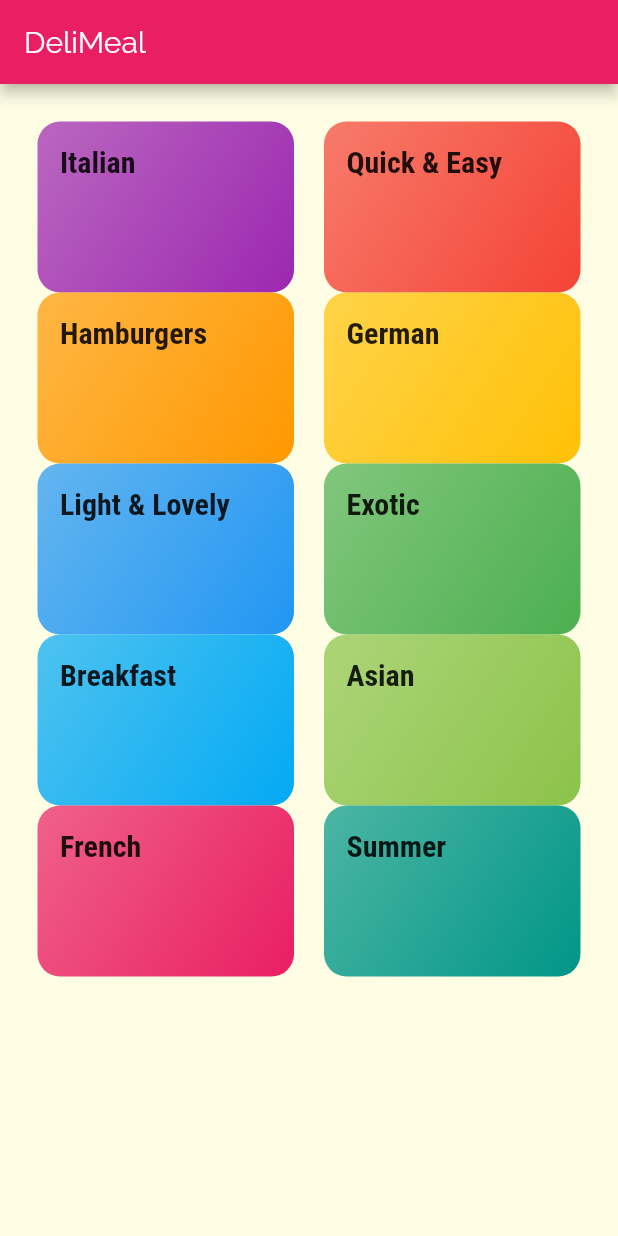
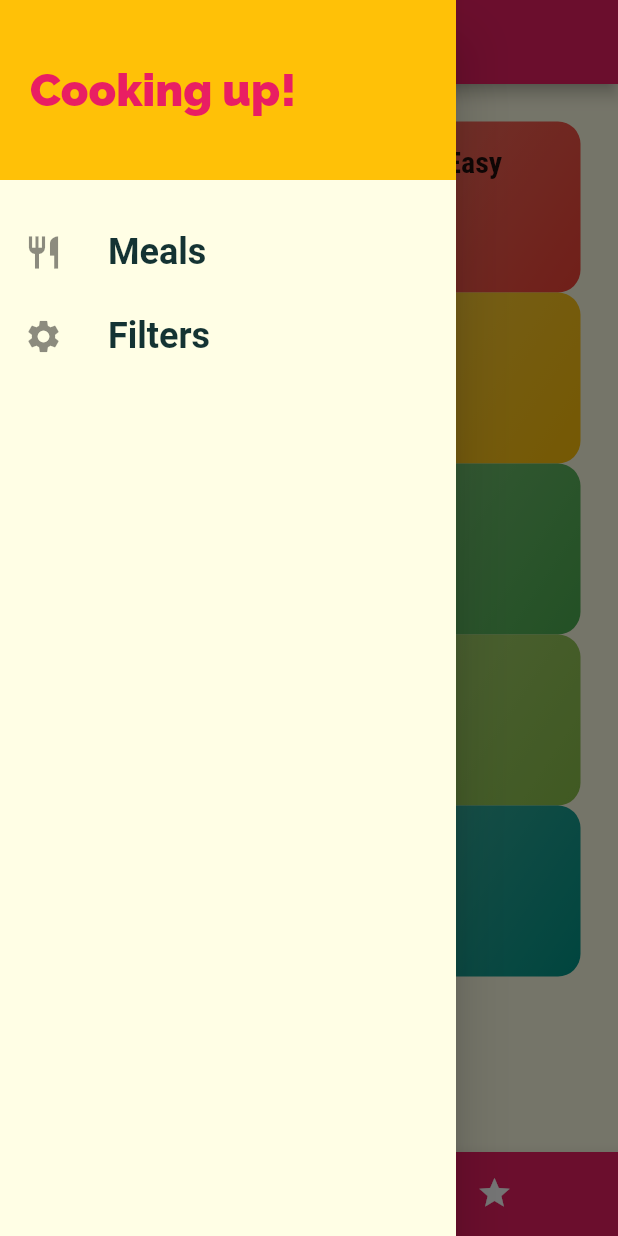
Before and after one commit to yuuttoo/deli_meals, a Flutter app: the screen it shows after launch, with the side drawer open (before the commit the screen has no drawer), on a phone screen of 412 x 824 dp. Run offline on Flutter 3.47's test engine with Material 2 defaults, Android fonts, the phone set to English and light mode, and no system bars; Roboto replaces fonts that are missing (RbotoCondensed).

Commit message:
filter function and cselect page, favorite select button  and page, 1st version done

```diff
--- a/lib/main.dart
+++ b/lib/main.dart
@@ -1,16 +1,79 @@
+import './dummy_data.dart';
+
+import './screens/tabs_screen.dart';
+
 import './screens/meal_detail_screen.dart';
 
 import './screens/categories_meals_screen.dart';
 import 'package:flutter/material.dart';
+import './screens/filters_screen.dart';
+import './models/meal.dart';
 
-import './screens/categories_screen.dart';
 
 
 void main() => runApp(MyApp());
 
-class MyApp extends StatelessWidget {
+class MyApp extends StatefulWidget {
 
   // This widget is the root of your application.
+  @override
+  _MyAppState createState() => _MyAppState();
+}
+
+class _MyAppState extends State<MyApp> {
+  Map<String, bool> _filters = {
+    'gluten': false,
+    'lactose': false,
+    'vegan': false,
+    'vegetarian': false,
+  };
+  List<Meal> _availableMeals = DUMMY_MEALS;
+  List<Meal> _favoriteMeals = [];
+
+  void _setFilters(Map<String, bool> filterData) {
+    setState(() {
+      _filters = filterData;
+
+      _availableMeals = DUMMY_MEALS.where((meal) {
+        //filter判斷
+        if(_filters['gluten'] && !meal.isGlutenFree){//從dummydata傳過來isGlutenFree
+          return false;
+        }
+        if(_filters['lactose'] && !meal.isLactoseFree){
+          return false;
+        }
+        if(_filters['vegan'] && !meal.isVegan){
+          return false;
+        }
+        if(_filters['vegetarian'] && !meal.isVegetarian){
+          return false;
+        }
+        return true; //預設為true  什麼都沒選的話
+      }).toList();
+    });
+  }
+
+  void _toggleFavorite(String mealId) {
+    final existingIndex =
+        _favoriteMeals.indexWhere((meal) => mealId == mealId);//找到一樣的id就處理
+
+    if(existingIndex >= 0) {
+      setState(() {
+        _favoriteMeals.removeAt(existingIndex);
+      });
+    } else {
+      setState(() {
+        _favoriteMeals.add(
+          DUMMY_MEALS.firstWhere((meal) => meal.id == mealId),
+        );
+      });
+    }
+  }
+
+  bool _isMealFavorite(String id) {
+    return _favoriteMeals.any((meal) => meal.id == id);
+  }
+
   @override
   Widget build(BuildContext context) {
     return MaterialApp(
@@ -36,9 +99,11 @@ class MyApp extends StatelessWidget {
       //home: CategoriesScreen(),
       initialRoute: '/',
       routes: {
-        '/': (ctx) => CategoriesScreen(),
-        CategoryMealsScreen.routeName: (ctx) => CategoryMealsScreen(),
-        MealDetailScreen.routeName: (ctx) => MealDetailScreen(),
+        '/': (ctx) => TabsScreen(_favoriteMeals),
+        CategoryMealsScreen.routeName: (ctx) =>
+            CategoryMealsScreen(_availableMeals),
+        MealDetailScreen.routeName: (ctx) => MealDetailScreen(_toggleFavorite, _isMealFavorite),
+        FiltersScreen.routeName: (ctx) => FiltersScreen(_filters, _setFilters),
       },
     );
   }
--- a/lib/screens/categories_screen.dart
+++ b/lib/screens/categories_screen.dart
@@ -7,11 +7,7 @@ class CategoriesScreen extends StatelessWidget {
 
   @override
   Widget build(BuildContext context) {
-    return Scaffold(
-      appBar: AppBar(
-        title: const Text('DeliMeal'),//加上const表示不用每次update
-        ),
-      body: GridView(
+    return GridView(
           padding: const EdgeInsets.all(25),
           children: DUMMY_CATEGORIES
               .map(
@@ -27,6 +23,6 @@ class CategoriesScreen extends StatelessWidget {
               childAspectRatio: 3 / 2,
               crossAxisSpacing: 20,
             ),
-          )) ;
+          );
         }
       }
--- /dev/null
+++ b/lib/screens/tabs_screen.dart
@@ -0,0 +1,73 @@
+import '../widgets/main_drawer.dart';
+
+import './favorites_screen.dart';
+
+import './categories_screen.dart';
+import 'package:flutter/material.dart';
+import '../models/meal.dart';
+
+class TabsScreen extends StatefulWidget {
+  final List<Meal> favoriteMeals;
+
+  TabsScreen(this.favoriteMeals);
+
+  @override
+  _TabsScreenState createState() => _TabsScreenState();
+}
+
+class _TabsScreenState extends State<TabsScreen>{
+  List<Map<String, Object>> _pages;
+  int _selectedPageIndex = 0;
+
+  @override
+  void initState() {
+    _pages = [
+  {
+    'page': CategoriesScreen(),
+    'title': 'Categories',
+    },
+  {
+    'page': FavoritesScreen(widget.favoriteMeals),
+    'title': 'Your Favorite',
+   },
+];
+    super.initState();
+  }
+
+  void _selectPage(int index) {
+    setState(() {
+      _selectedPageIndex = index;
+    });
+  }
+
+  @override
+  Widget build(BuildContext context) {
+    return Scaffold(
+        appBar: AppBar(
+          title: Text(_pages[_selectedPageIndex]['title']),
+          ),
+          drawer: MainDrawer(),
+          body: _pages[_selectedPageIndex]['page'],
+          bottomNavigationBar: BottomNavigationBar(
+            onTap: _selectPage,
+            backgroundColor: Theme.of(context).primaryColor,
+            unselectedItemColor: Colors.white,//不設會和背景同色 看不見icon
+            selectedItemColor: Theme.of(context).accentColor,
+            currentIndex: _selectedPageIndex,
+            type: BottomNavigationBarType.shifting,
+            items: [
+              BottomNavigationBarItem(
+                backgroundColor: Theme.of(context).primaryColor,
+                icon: Icon(Icons.category),
+                title: Text('Categories'),
+              ),
+              BottomNavigationBarItem(
+                backgroundColor: Theme.of(context).primaryColor,
+                icon: Icon(Icons.star),
+                title: Text('Favorites'),
+              ),
+            ],
+          ),
+       );
+  }
+}
--- /dev/null
+++ b/lib/widgets/main_drawer.dart
@@ -0,0 +1,60 @@
+import 'package:flutter/material.dart';
+import '../screens/filters_screen.dart';
+
+class MainDrawer extends StatelessWidget {
+  Widget buildListTile(String title, IconData icon, Function tapHandler) {
+    return ListTile(
+      leading: Icon(
+            icon,
+            size: 26,
+            ),
+          title: Text(
+            title,
+            style: TextStyle(
+              fontFamily: 'RbotoCondensed',
+              fontSize: 24,
+              fontWeight: FontWeight.bold,
+              ),
+            ),
+            onTap: tapHandler,
+          );
+  }
+  @override
+  Widget build(BuildContext context) {
+    return Drawer(
+      child: Column(
+        children: <Widget>[
+          Container(
+            height: 120,
+            width: double.infinity,
+            padding: EdgeInsets.all(20),
+            alignment: Alignment.centerLeft,
+            color: Theme.of(context).accentColor,
+            child: Text('Cooking up!', style: TextStyle(
+              fontWeight: FontWeight.w900,
+              fontSize: 30,
+              color: Theme.of(context).primaryColor
+              ),)
+          ),
+          SizedBox(
+            height: 20,
+            ),
+          buildListTile(
+            'Meals',
+            Icons.restaurant,
+            () {
+              Navigator.of(context).pushReplacementNamed('/');
+            }
+            ),
+          buildListTile(
+            'Filters',
+            Icons.settings,
+            () {
+              Navigator.of(context).pushReplacementNamed(FiltersScreen.routeName);
+            }
+            ),
+        ],
+      ),
+    );
+  }
+}
```
Also changed, not shown: lib/screens/categories_meals_screen.dart (+52 -19 lines), lib/screens/favorites_screen.dart (added, +34 -0 lines), lib/screens/filters_screen.dart (added, +130 -0 lines), lib/screens/meal_detail_screen.dart (+11 -0 lines), lib/widgets/meal_item.dart (+7 -2 lines).
